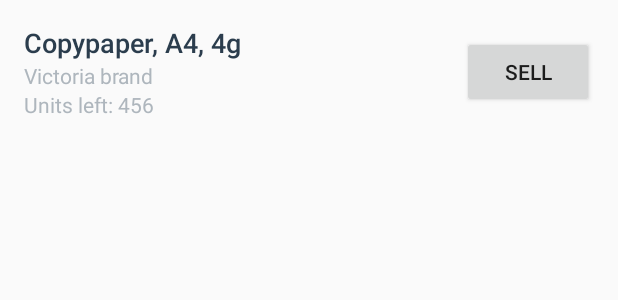
After one commit to NoExits/Inventory-App, an Android app: the layout list_item.xml on its own in the app's theme, with its tools: preview values and no code run, on a phone screen of 412 x 824 dp. The commit adds this screen. Shown: the top 300 px of the screen. Run offline under Robolectric (Android 15) with nearby library versions, the phone set to English and light mode, and no system bars.

Commit message:
add list item layout

```diff
--- /dev/null
+++ b/app/src/main/res/layout/list_item.xml
@@ -0,0 +1,56 @@
+<?xml version="1.0" encoding="utf-8"?>
+<android.support.constraint.ConstraintLayout xmlns:android="http://schemas.android.com/apk/res/android"
+    xmlns:app="http://schemas.android.com/apk/res-auto"
+    xmlns:tools="http://schemas.android.com/tools"
+    android:layout_width="match_parent"
+    android:layout_height="96dp">
+
+    <TextView
+        android:id="@+id/list_item_product_name"
+        android:layout_width="wrap_content"
+        android:layout_height="wrap_content"
+        android:layout_marginStart="16dp"
+        android:layout_marginTop="16dp"
+        android:fontFamily="sans-serif-medium"
+        android:textAppearance="?android:textAppearanceMedium"
+        android:textColor="#2B3D4D"
+        app:layout_constraintStart_toStartOf="parent"
+        app:layout_constraintTop_toTopOf="parent"
+        tools:text="Copypaper, A4, 4g" />
+
+    <TextView
+        android:id="@+id/list_item_product_brand"
+        android:layout_width="wrap_content"
+        android:layout_height="wrap_content"
+        android:layout_marginStart="16dp"
+        android:fontFamily="sans-serif"
+        android:textAppearance="?android:textAppearanceSmall"
+        android:textColor="#AEB6BD"
+        app:layout_constraintStart_toStartOf="parent"
+        app:layout_constraintTop_toBottomOf="@+id/list_item_product_name"
+        tools:text="Victoria brand" />
+
+    <TextView
+        android:id="@+id/list_item_product_quantity"
+        android:layout_width="wrap_content"
+        android:layout_height="wrap_content"
+        android:layout_marginStart="16dp"
+        android:fontFamily="sans-serif"
+        android:textAppearance="?android:textAppearanceSmall"
+        android:textColor="#AEB6BD"
+        app:layout_constraintStart_toStartOf="parent"
+        app:layout_constraintTop_toBottomOf="@+id/list_item_product_brand"
+        tools:text="Units left: 456" />
+
+    <Button
+        android:id="@+id/list_item_sell_product"
+        android:layout_width="wrap_content"
+        android:layout_height="wrap_content"
+        android:layout_marginEnd="16dp"
+        android:layout_marginTop="24dp"
+        android:text="@string/list_item_button_label_sell"
+        android:textAllCaps="true"
+        app:layout_constraintEnd_toEndOf="parent"
+        app:layout_constraintTop_toTopOf="parent" />
+
+</android.support.constraint.ConstraintLayout>
--- a/app/src/main/res/values/strings.xml
+++ b/app/src/main/res/values/strings.xml
@@ -1,3 +1,9 @@
 <resources>
     <string name="app_name">Inventory App</string>
+
+    <!-- Catalog list item label for the button that indicates that a unit was sold [CHARLIMIT=8]-->
+    <string name="list_item_button_label_sell">sell</string>
+
+    <!-- Catalog list item hint that is placed before the quantity [CHARLIMIT=20] -->
+    <string name="list_item_hint_units_left">Units left:</string>
 </resources>
```
